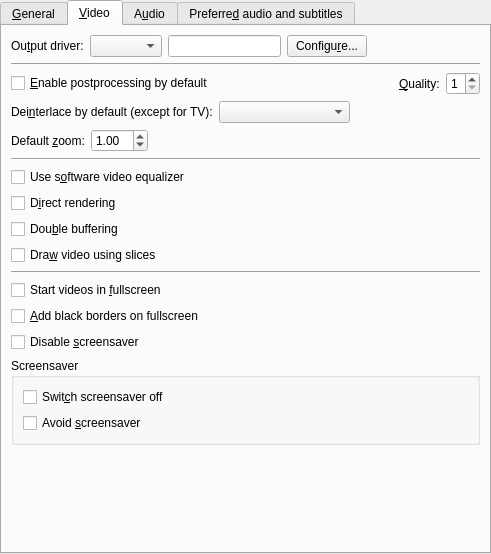
The window that src/prefgeneral.ui (smplayer-dev/smplayer) describes before a commit, drawn with Qt 5.
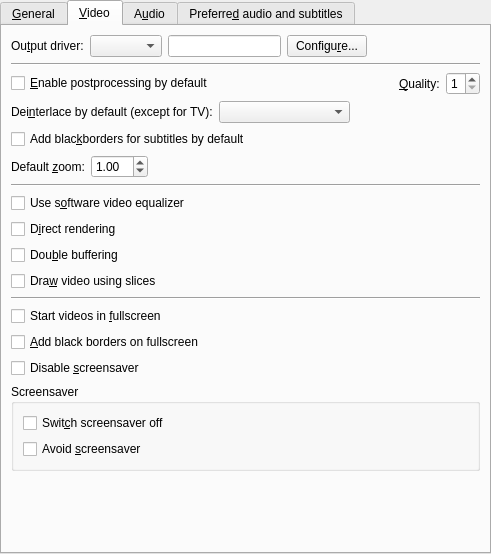
The same window after the commit. The open tabs and pages were chosen to show the change. Custom widgets are drawn as their Qt base class.

Commit message: New option 'Add blackborders for subtitles by default' in preferences -> general.

Patch:
```diff
--- a/src/prefgeneral.ui
+++ b/src/prefgeneral.ui
@@ -510,6 +510,13 @@
          </item>
         </layout>
        </item>
+       <item>
+        <widget class="QCheckBox" name="blackborders_check">
+         <property name="text">
+          <string>Add blac&amp;kborders for subtitles by default</string>
+         </property>
+        </widget>
+       </item>
        <item>
         <layout class="QHBoxLayout">
          <item>
```
Left out of the diff: 1 changed line with no effect on the pictures. The commit also changes 5 other files.
